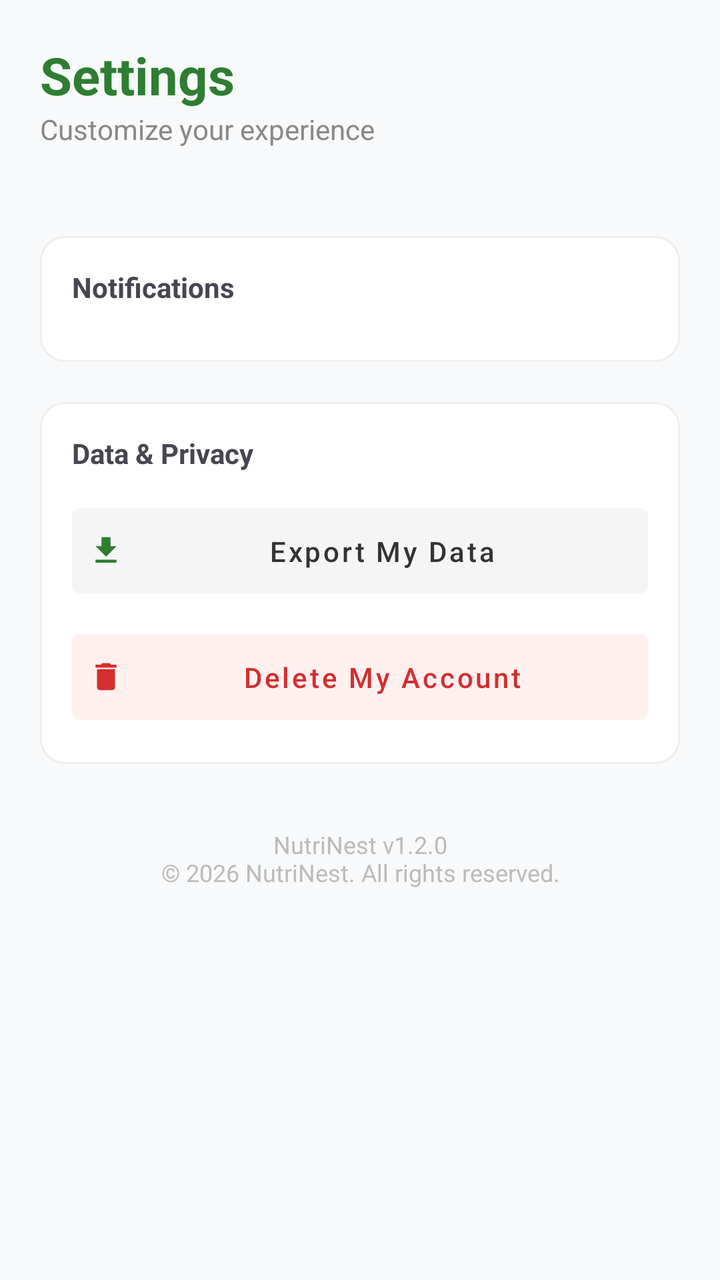
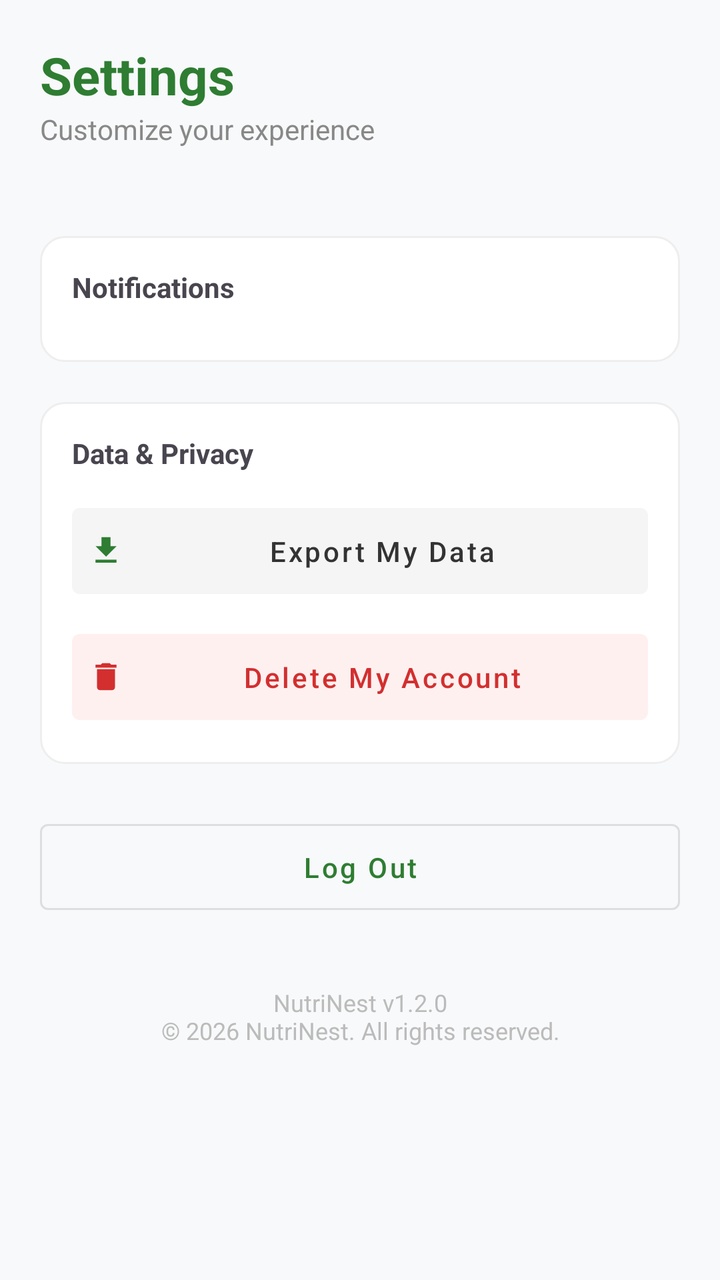

Compare the two renders of this Android layout. The source of the first and the diff that turns it into the second are given below.
<!-- AndroidManifest.xml: application theme Theme.NutriNest -->
<!-- res/layout/fragment_settings.xml -->
<?xml version="1.0" encoding="utf-8"?>
<ScrollView xmlns:android="http://schemas.android.com/apk/res/android"
    xmlns:app="http://schemas.android.com/apk/res-auto"
    android:layout_width="match_parent"
    android:layout_height="match_parent"
    android:background="#F8F9FA"
    android:fillViewport="true"
    android:clipToPadding="false"
    android:paddingBottom="80dp">

    <LinearLayout
        android:layout_width="match_parent"
        android:layout_height="wrap_content"
        android:orientation="vertical"
        android:padding="20dp">

        <TextView
            android:layout_width="wrap_content"
            android:layout_height="wrap_content"
            android:text="Settings"
            android:textColor="#2E7D32"
            android:textSize="26sp"
            android:textStyle="bold" />

        <TextView
            android:layout_width="wrap_content"
            android:layout_height="wrap_content"
            android:text="Customize your experience"
            android:textColor="#888888"
            android:layout_marginBottom="24dp"/>



        
        <LinearLayout
            android:layout_width="match_parent"
            android:layout_height="wrap_content"
            android:layout_marginTop="20dp"
            android:background="@drawable/bg_card"
            android:orientation="vertical"
            android:padding="16dp">

            <TextView android:text="Notifications" android:textStyle="bold" android:layout_width="match_parent" android:layout_height="wrap_content"/>

            <ListView
                android:id="@+id/lvNotifications"
                android:layout_width="match_parent"
                android:layout_height="wrap_content"
                android:layout_marginTop="12dp"
                android:divider="@android:color/transparent"
                android:dividerHeight="8dp" />
        </LinearLayout>

        
        <LinearLayout
            android:layout_width="match_parent"
            android:layout_height="wrap_content"
            android:layout_marginTop="20dp"
            android:background="@drawable/bg_card"
            android:orientation="vertical"
            android:padding="16dp">

            <TextView android:text="Data &amp; Privacy" android:textStyle="bold" android:layout_width="match_parent" android:layout_height="wrap_content"/>

            <Button
                android:id="@+id/btnExport"
                style="@style/Widget.MaterialComponents.Button.TextButton"
                android:layout_width="match_parent"
                android:layout_height="55dp"
                android:layout_marginTop="12dp"
                android:backgroundTint="#F5F5F5"
                android:text="Export My Data"
                android:textColor="#333333"
                android:textAllCaps="false"
                app:icon="@drawable/ic_download"
                app:iconTint="#2E7D32" />

            <Button
                android:id="@+id/btnDelete"
                style="@style/Widget.MaterialComponents.Button.TextButton"
                android:layout_width="match_parent"
                android:layout_height="55dp"
                android:layout_marginTop="8dp"
                android:backgroundTint="#FFF0F0"
                android:text="Delete My Account"
                android:textColor="#D32F2F"
                android:textAllCaps="false"
                app:icon="@drawable/ic_delete"
                app:iconTint="#D32F2F" />
        </LinearLayout>

        
        <TextView
            android:layout_width="match_parent"
            android:layout_height="wrap_content"
            android:layout_marginTop="32dp"
            android:layout_marginBottom="24dp"
            android:gravity="center"
            android:text="NutriNest v1.2.0\n© 2026 NutriNest. All rights reserved."
            android:textColor="#BBBBBB"
            android:textSize="12sp" />

    </LinearLayout>
</ScrollView>
<!-- resources referenced by this layout -->
<resources>
  <!-- drawable bg_card (drawable) -->
  <shape xmlns:android="http://schemas.android.com/apk/res/android">
      <solid android:color="#FFFFFF" />
      <corners android:radius="12dp" />
      <stroke android:width="1dp" android:color="#EEEEEE" />
  </shape>
  <!-- drawable ic_delete (drawable) -->
  <vector xmlns:android="http://schemas.android.com/apk/res/android" android:height="24dp" android:tint="#000000" android:viewportHeight="24" android:viewportWidth="24" android:width="24dp">
        
      <path android:fillColor="@android:color/white" android:pathData="M6,19c0,1.1 0.9,2 2,2h8c1.1,0 2,-0.9 2,-2V7H6v12zM19,4h-3.5l-1,-1h-5l-1,1H5v2h14V4z"/>
      
  </vector>
  <!-- drawable ic_download (drawable) -->
  <vector xmlns:android="http://schemas.android.com/apk/res/android" android:height="24dp" android:tint="#000000" android:viewportHeight="24" android:viewportWidth="24" android:width="24dp">
        
      <path android:fillColor="@android:color/white" android:pathData="M5,20h14v-2H5V20zM19,9h-4V3H9v6H5l7,7L19,9z"/>
      
  </vector>
  <style name="Theme.NutriNest" parent="Base.Theme.NutriNest" />
  <style name="Base.Theme.NutriNest" parent="Theme.Material3.DayNight.NoActionBar">
          
          
      </style>
</resources>

<!-- the commit's change to res/layout/fragment_settings.xml (unified diff, before → after) -->
@@ -89,6 +89,16 @@
                 app:iconTint="#D32F2F" />
         </LinearLayout>
 
+        <Button
+            android:id="@+id/btnLogout"
+            style="@style/Widget.MaterialComponents.Button.OutlinedButton"
+            android:layout_width="match_parent"
+            android:layout_height="55dp"
+            android:layout_marginTop="24dp"
+            android:text="Log Out"
+            android:textColor="#2E7D32"
+            android:textAllCaps="false" />
+
         
         <TextView
             android:layout_width="match_parent"
